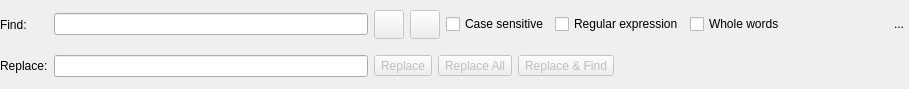
Qt form libs/libgui/ui/widgets/findreplacewidget.ui (pgmodeler/pgmodeler) before a commit.
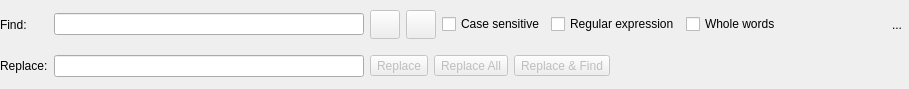
The same form after that commit. Icons and pictures are not drawn.

```diff
--- a/libs/libgui/ui/widgets/findreplacewidget.ui
+++ b/libs/libgui/ui/widgets/findreplacewidget.ui
@@ -176,18 +176,6 @@
      </item>
      <item>
       <widget class="QToolButton" name="hide_tb">
-       <property name="minimumSize">
-        <size>
-         <width>20</width>
-         <height>20</height>
-        </size>
-       </property>
-       <property name="maximumSize">
-        <size>
-         <width>20</width>
-         <height>20</height>
-        </size>
-       </property>
        <property name="toolTip">
         <string>Hide this widget</string>
        </property>
@@ -198,6 +186,12 @@
         <iconset resource="../../res/resources.qrc">
          <normaloff>:/icons/icons/close1.png</normaloff>:/icons/icons/close1.png</iconset>
        </property>
+       <property name="iconSize">
+        <size>
+         <width>25</width>
+         <height>25</height>
+        </size>
+       </property>
        <property name="autoRaise">
         <bool>true</bool>
        </property>
```
Left out of the diff: 1 changed line with no effect on the pictures.
